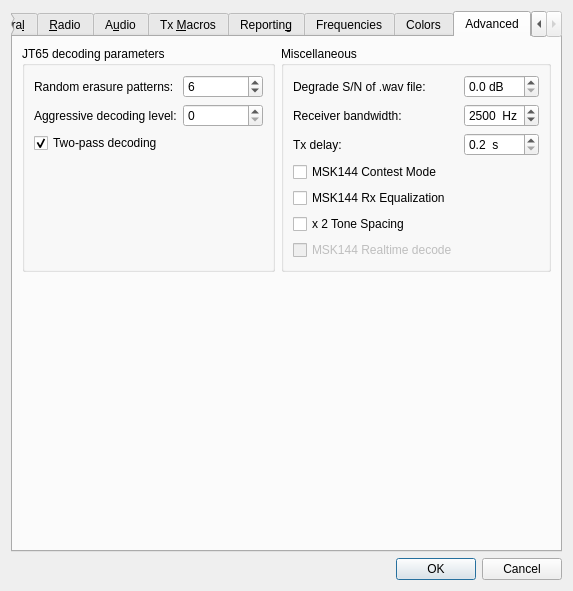
First picture: the form in Configuration.ui, repository saitohirga/WSJT-X, before the edit.
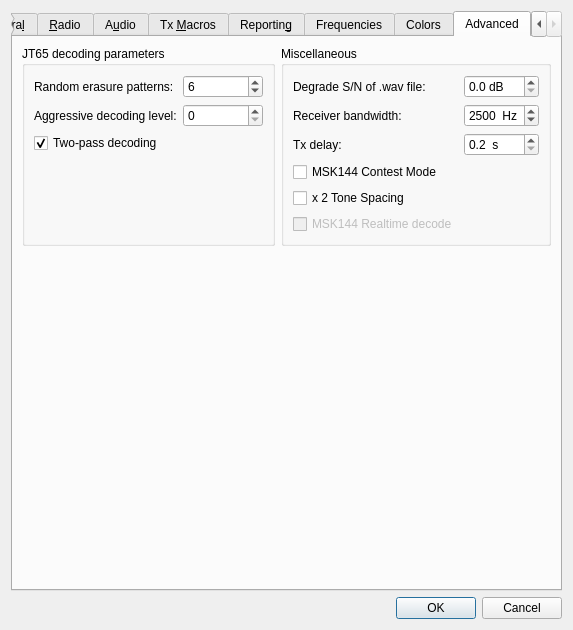
Second picture: the form after the edit. The open tabs and pages were chosen to show the change.

What changed in the file:
```diff
--- a/Configuration.ui
+++ b/Configuration.ui
@@ -2,14 +2,6 @@
 <ui version="4.0">
  <class>configuration_dialog</class>
  <widget class="QDialog" name="configuration_dialog">
-  <property name="geometry">
-   <rect>
-    <x>0</x>
-    <y>0</y>
-    <width>545</width>
-    <height>591</height>
-   </rect>
-  </property>
   <property name="windowTitle">
    <string>Settings</string>
   </property>
@@ -2295,16 +2287,6 @@
            </widget>
           </item>
           <item row="8" column="0">
-           <widget class="QCheckBox" name="cbRxEqualize">
-            <property name="toolTip">
-             <string>&lt;html&gt;&lt;head/&gt;&lt;body&gt;&lt;p&gt;Correct for Rx filter group-delay variation.&lt;/p&gt;&lt;/body&gt;&lt;/html&gt;</string>
-            </property>
-            <property name="text">
-             <string>MSK144 Rx Equalization</string>
-            </property>
-           </widget>
-          </item>
-          <item row="9" column="0">
            <widget class="QCheckBox" name="cbx2ToneSpacing">
             <property name="toolTip">
              <string>&lt;html&gt;&lt;head/&gt;&lt;body&gt;&lt;p&gt;Generate Tx audio with twice the normal tone spacing.  Intended for special LF/MF transmitters that use a divide-by-2 before generating RF.&lt;/p&gt;&lt;/body&gt;&lt;/html&gt;</string>
@@ -2314,7 +2296,7 @@
             </property>
            </widget>
           </item>
-          <item row="10" column="0">
+          <item row="9" column="0">
            <widget class="QCheckBox" name="cbRealTime">
             <property name="enabled">
              <bool>false</bool>
```
Left out of the diff: 7 changed lines with no effect on the pictures.
